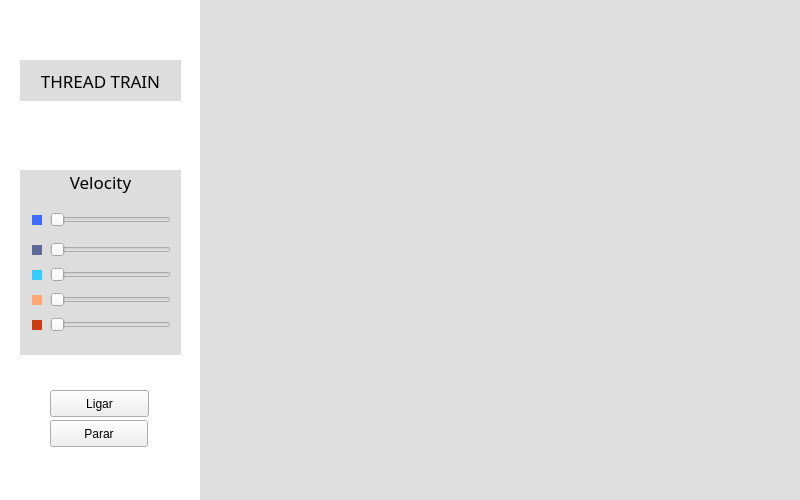
First picture: the form in mainwindow.ui, repository allefmiller/imd0036-SO-atv-2, before the edit.
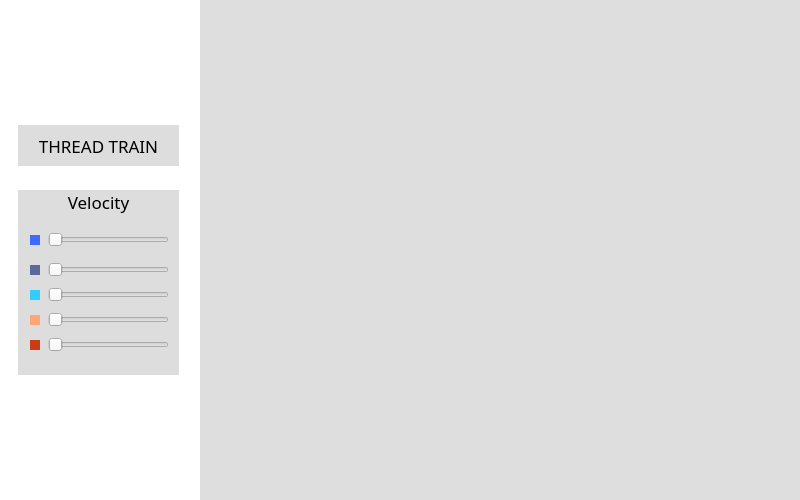
Second picture: the form after the edit. Icons and pictures are not drawn.

What changed in the file:
```diff
--- a/mainwindow.ui
+++ b/mainwindow.ui
@@ -33,32 +33,6 @@
      <string>T1</string>
     </property>
    </widget>
-   <widget class="QPushButton" name="pushButton">
-    <property name="geometry">
-     <rect>
-      <x>50</x>
-      <y>390</y>
-      <width>99</width>
-      <height>27</height>
-     </rect>
-    </property>
-    <property name="text">
-     <string>Ligar</string>
-    </property>
-   </widget>
-   <widget class="QPushButton" name="pushButton_2">
-    <property name="geometry">
-     <rect>
-      <x>50</x>
-      <y>420</y>
-      <width>98</width>
-      <height>27</height>
-     </rect>
-    </property>
-    <property name="text">
-     <string>Parar</string>
-    </property>
-   </widget>
    <widget class="QLabel" name="label_trem2">
     <property name="enabled">
      <bool>true</bool>
@@ -138,8 +112,8 @@
    <widget class="QLabel" name="title_header">
     <property name="geometry">
      <rect>
-      <x>20</x>
-      <y>60</y>
+      <x>18</x>
+      <y>125</y>
       <width>161</width>
       <height>41</height>
      </rect>
@@ -168,8 +142,8 @@
    <widget class="QLabel" name="velocity_background">
     <property name="geometry">
      <rect>
-      <x>20</x>
-      <y>170</y>
+      <x>18</x>
+      <y>190</y>
       <width>161</width>
       <height>185</height>
      </rect>
@@ -198,21 +172,42 @@
    <widget class="QSlider" name="slider_t1">
     <property name="geometry">
      <rect>
-      <x>50</x>
-      <y>210</y>
+      <x>48</x>
+      <y>230</y>
       <width>121</width>
       <height>20</height>
      </rect>
     </property>
+    <property name="toolTipDuration">
+     <number>-1</number>
+    </property>
+    <property name="minimum">
+     <number>0</number>
+    </property>
+    <property name="maximum">
+     <number>200</number>
+    </property>
+    <property name="value">
+     <number>0</number>
+    </property>
+    <property name="tracking">
+     <bool>false</bool>
+    </property>
     <property name="orientation">
      <enum>Qt::Horizontal</enum>
     </property>
+    <property name="invertedAppearance">
+     <bool>false</bool>
+    </property>
+    <property name="invertedControls">
+     <bool>true</bool>
+    </property>
    </widget>
    <widget class="QLabel" name="color_t1">
     <property name="geometry">
      <rect>
-      <x>32</x>
-      <y>215</y>
+      <x>30</x>
+      <y>235</y>
       <width>10</width>
       <height>10</height>
      </rect>
@@ -227,8 +222,8 @@
    <widget class="QLabel" name="color_t2">
     <property name="geometry">
      <rect>
-      <x>32</x>
-      <y>245</y>
+      <x>30</x>
+      <y>265</y>
       <width>10</width>
       <height>10</height>
      </rect>
@@ -246,12 +241,15 @@
    <widget class="QSlider" name="slider_t2">
     <property name="geometry">
      <rect>
-      <x>50</x>
-      <y>240</y>
+      <x>48</x>
+      <y>260</y>
       <width>121</width>
       <height>20</height>
      </rect>
     </property>
+    <property name="maximum">
+     <number>200</number>
+    </property>
     <property name="orientation">
      <enum>Qt::Horizontal</enum>
     </property>
@@ -259,12 +257,15 @@
    <widget class="QSlider" name="slider_t3">
     <property name="geometry">
      <rect>
-      <x>50</x>
-      <y>265</y>
+      <x>48</x>
+      <y>285</y>
       <width>121</width>
       <height>20</height>
      </rect>
     </property>
+    <property name="maximum">
+     <number>200</number>
+    </property>
     <property name="orientation">
      <enum>Qt::Horizontal</enum>
     </property>
@@ -272,8 +273,8 @@
    <widget class="QLabel" name="color_t3">
     <property name="geometry">
      <rect>
-      <x>32</x>
-      <y>270</y>
+      <x>30</x>
+      <y>290</y>
       <width>10</width>
       <height>10</height>
      </rect>
@@ -288,12 +289,15 @@
    <widget class="QSlider" name="slider_t4">
     <property name="geometry">
      <rect>
-      <x>50</x>
-      <y>290</y>
+      <x>48</x>
+      <y>310</y>
       <width>121</width>
       <height>20</height>
      </rect>
     </property>
+    <property name="maximum">
+     <number>200</number>
+    </property>
     <property name="orientation">
      <enum>Qt::Horizontal</enum>
     </property>
@@ -301,8 +305,8 @@
    <widget class="QLabel" name="color_t4">
     <property name="geometry">
      <rect>
-      <x>32</x>
-      <y>295</y>
+      <x>30</x>
+      <y>315</y>
       <width>10</width>
       <height>10</height>
      </rect>
@@ -317,12 +321,15 @@
    <widget class="QSlider" name="slider_t5">
     <property name="geometry">
      <rect>
-      <x>50</x>
-      <y>315</y>
+      <x>48</x>
+      <y>335</y>
       <width>121</width>
       <height>20</height>
      </rect>
     </property>
+    <property name="maximum">
+     <number>200</number>
+    </property>
     <property name="orientation">
      <enum>Qt::Horizontal</enum>
     </property>
@@ -330,8 +337,8 @@
    <widget class="QLabel" name="color_t5">
     <property name="geometry">
      <rect>
-      <x>32</x>
-      <y>320</y>
+      <x>30</x>
+      <y>340</y>
       <width>10</width>
       <height>10</height>
      </rect>
@@ -347,7 +354,83 @@
     <property name="geometry">
      <rect>
       <x>303</x>
-      <y>40</y>
+      <y>30</y>
+      <width>41</width>
+      <height>41</height>
+     </rect>
+    </property>
+    <property name="text">
+     <string/>
+    </property>
+    <property name="pixmap">
+     <pixmap>sprites/sprite-train-down.png</pixmap>
+    </property>
+    <property name="scaledContents">
+     <bool>true</bool>
+    </property>
+   </widget>
+   <widget class="QLabel" name="trem2">
+    <property name="geometry">
+     <rect>
+      <x>484</x>
+      <y>30</y>
+      <width>41</width>
+      <height>41</height>
+     </rect>
+    </property>
+    <property name="text">
+     <string/>
+    </property>
+    <property name="pixmap">
+     <pixmap>../../Downloads/windows-mint/sprite-train-down.png</pixmap>
+    </property>
+    <property name="scaledContents">
+     <bool>true</bool>
+    </property>
+   </widget>
+   <widget class="QLabel" name="trem3">
+    <property name="geometry">
+     <rect>
+      <x>213</x>
+      <y>220</y>
+      <width>41</width>
+      <height>41</height>
+     </rect>
+    </property>
+    <property name="text">
+     <string/>
+    </property>
+    <property name="pixmap">
+     <pixmap>../../Downloads/windows-mint/sprite-train-down.png</pixmap>
+    </property>
+    <property name="scaledContents">
+     <bool>true</bool>
+    </property>
+   </widget>
+   <widget class="QLabel" name="trem4">
+    <property name="geometry">
+     <rect>
+      <x>390</x>
+      <y>220</y>
+      <width>41</width>
+      <height>41</height>
+     </rect>
+    </property>
+    <property name="text">
+     <string/>
+    </property>
+    <property name="pixmap">
+     <pixmap>../../Downloads/windows-mint/sprite-train-down.png</pixmap>
+    </property>
+    <property name="scaledContents">
+     <bool>true</bool>
+    </property>
+   </widget>
+   <widget class="QLabel" name="trem5">
+    <property name="geometry">
+     <rect>
+      <x>570</x>
+      <y>220</y>
       <width>41</width>
       <height>41</height>
      </rect>
```
Left out of the diff: 8 changed lines with no effect on the pictures.
